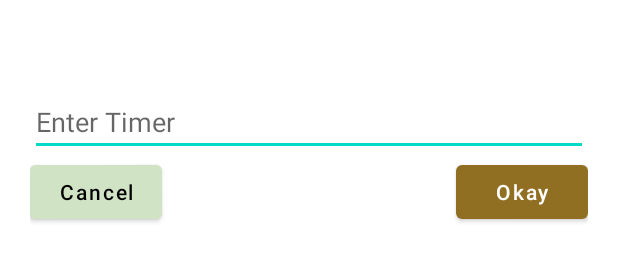
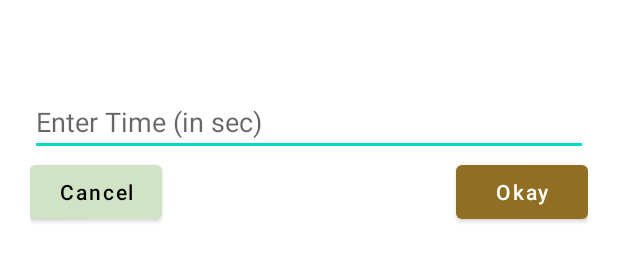
Before and after one commit to shahrazeahmad07/Timer-App-Demo, an Android app: the layout dialog_set_timer.xml on its own in the app's theme, with its tools: preview values and no code run, on a phone screen of 412 x 824 dp. Shown: the part 460-721 px from the top of the screen. Run offline under Robolectric (Android 15) with nearby library versions, the light colour scheme and no system bars.

```diff
--- a/app/src/main/res/values/strings.xml
+++ b/app/src/main/res/values/strings.xml
@@ -3,7 +3,7 @@
     <string name="start">Start</string>
     <string name="pause">Pause</string>
     <string name="reset">Reset</string>
-    <string name="enter_timer">Enter Timer</string>
+    <string name="enter_timer">Enter Time (in sec)</string>
     <string name="cancel">Cancel</string>
     <string name="okay">Okay</string>
 </resources>
```
Also changed, not shown: app/src/main/java/com/example/timerdemoapp/MainActivity.kt (+9 -5 lines).
